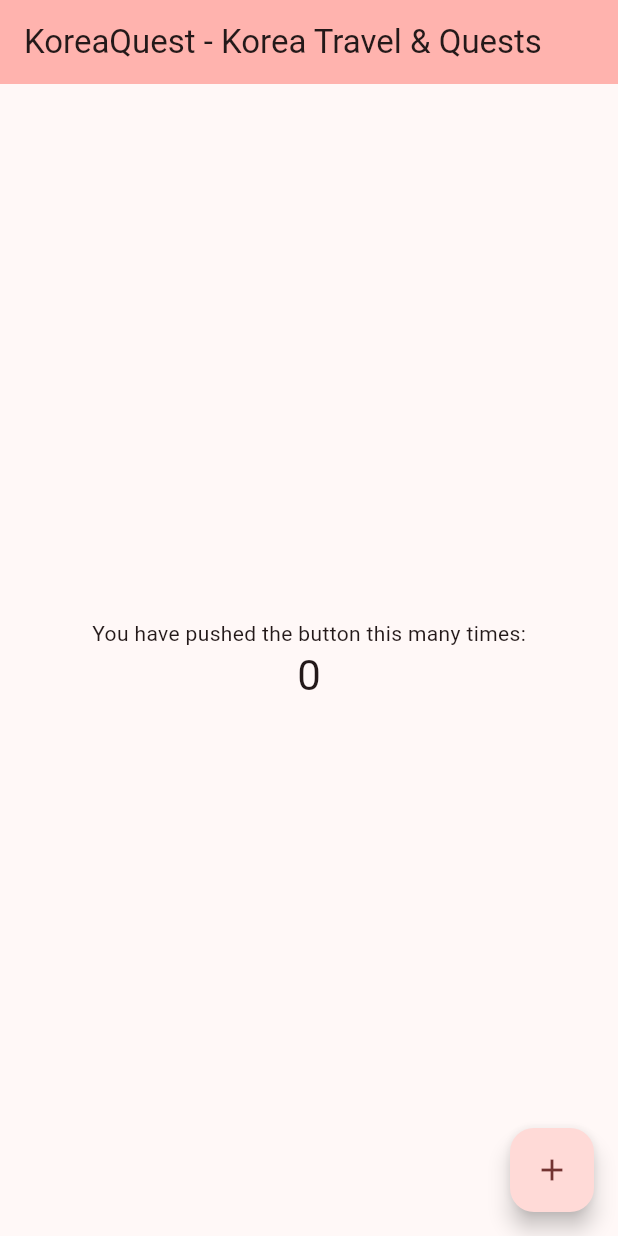
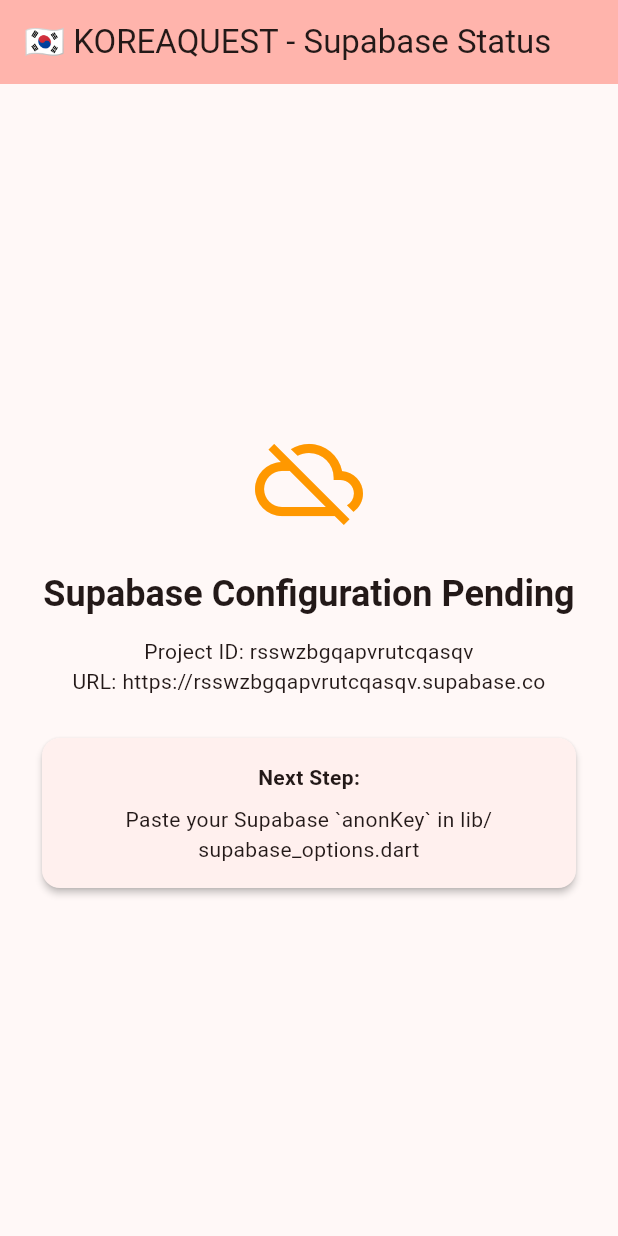
Before and after one commit to duongpvhoccntt-star/korea_quest, a Flutter app: the screen it shows after launch, on a phone screen of 412 x 824 dp. Run offline on Flutter 3.47's test engine with Material 3 defaults, Android fonts, the phone set to English and light mode, and no system bars; our stand-ins replace supabase_flutter; accounts and stored records are empty.

Commit message:
feat: integrate supabase_flutter and add Supabase configuration template

```diff
--- a/lib/main.dart
+++ b/lib/main.dart
@@ -1,107 +1,107 @@
 import 'package:flutter/material.dart';
+import 'package:supabase_flutter/supabase_flutter.dart';
+import 'supabase_options.dart';
 
-void main() {
+Future<void> main() async {
+  WidgetsFlutterBinding.ensureInitialized();
+
+  // Initialize Supabase if keys are provided
+  if (SupabaseOptions.anonKey != 'YOUR_SUPABASE_ANON_KEY') {
+    await Supabase.initialize(
+      url: SupabaseOptions.url,
+      anonKey: SupabaseOptions.anonKey,
+    );
+  }
+
   runApp(const MyApp());
 }
 
 class MyApp extends StatelessWidget {
   const MyApp({super.key});
 
-  // This widget is the root of your application.
   @override
   Widget build(BuildContext context) {
     return MaterialApp(
       title: 'KoreaQuest',
+      debugShowCheckedModeBanner: false,
       theme: ThemeData(
-        colorScheme: ColorScheme.fromSeed(seedColor: Colors.redAccent),
+        colorScheme: ColorScheme.fromSeed(
+          seedColor: const Color(0xFFE53935),
+          primary: const Color(0xFFE53935),
+          secondary: const Color(0xFF1E88E5),
+        ),
         useMaterial3: true,
       ),
-      home: const MyHomePage(title: 'KoreaQuest - Korea Travel & Quests'),
+      home: const SupabaseStatusPage(),
     );
   }
 }
 
-class MyHomePage extends StatefulWidget {
-  const MyHomePage({super.key, required this.title});
-
-  // This widget is the home page of your application. It is stateful, meaning
-  // that it has a State object (defined below) that contains fields that affect
-  // how it looks.
-
-  // This class is the configuration for the state. It holds the values (in this
-  // case the title) provided by the parent (in this case the App widget) and
-  // used by the build method of the State. Fields in a Widget subclass are
-  // always marked "final".
-
-  final String title;
-
-  @override
-  State<MyHomePage> createState() => _MyHomePageState();
-}
-
-class _MyHomePageState extends State<MyHomePage> {
-  int _counter = 0;
-
-  void _incrementCounter() {
-    setState(() {
-      // This call to setState tells the Flutter framework that something has
-      // changed in this State, which causes it to rerun the build method below
-      // so that the display can reflect the updated values. If we changed
-      // _counter without calling setState(), then the build method would not be
-      // called again, and so nothing would appear to happen.
-      _counter++;
-    });
-  }
+class SupabaseStatusPage extends StatelessWidget {
+  const SupabaseStatusPage({super.key});
 
   @override
   Widget build(BuildContext context) {
-    // This method is rerun every time setState is called, for instance as done
-    // by the _incrementCounter method above.
-    //
-    // The Flutter framework has been optimized to make rerunning build methods
-    // fast, so that you can just rebuild anything that needs updating rather
-    // than having to individually change instances of widgets.
+    final bool isConfigured =
+        SupabaseOptions.anonKey != 'YOUR_SUPABASE_ANON_KEY';
+
     return Scaffold(
       appBar: AppBar(
-        // TRY THIS: Try changing the color here to a specific color (to
-        // Colors.amber, perhaps?) and trigger a hot reload to see the AppBar
-        // change color while the other colors stay the same.
+        title: const Text('🇰🇷 KOREAQUEST - Supabase Status'),
         backgroundColor: Theme.of(context).colorScheme.inversePrimary,
-        // Here we take the value from the MyHomePage object that was created by
-        // the App.build method, and use it to set our appbar title.
-        title: Text(widget.title),
       ),
-      body: Center(
-        // Center is a layout widget. It takes a single child and positions it
-        // in the middle of the parent.
+      body: Padding(
+        padding: const EdgeInsets.all(24.0),
+        child: Center(
           child: Column(
-          // Column is also a layout widget. It takes a list of children and
-          // arranges them vertically. By default, it sizes itself to fit its
-          // children horizontally, and tries to be as tall as its parent.
-          //
-          // Column has various properties to control how it sizes itself and
-          // how it positions its children. Here we use mainAxisAlignment to
-          // center the children vertically; the main axis here is the vertical
-          // axis because Columns are vertical (the cross axis would be
-          // horizontal).
-          //
-          // TRY THIS: Invoke "debug painting" (choose the "Toggle Debug Paint"
-          // action in the IDE, or press "p" in the console), to see the
-          // wireframe for each widget.
-          mainAxisAlignment: .center,
+            mainAxisAlignment: MainAxisAlignment.center,
             children: [
-            const Text('You have pushed the button this many times:'),
+              Icon(
+                isConfigured ? Icons.check_circle : Icons.cloud_off,
+                size: 72,
+                color: isConfigured ? Colors.green : Colors.orange,
+              ),
+              const SizedBox(height: 24),
               Text(
-              '$_counter',
-              style: Theme.of(context).textTheme.headlineMedium,
+                isConfigured
+                    ? 'Connected to Supabase!'
+                    : 'Supabase Configuration Pending',
+                style: Theme.of(context).textTheme.headlineSmall?.copyWith(
+                      fontWeight: FontWeight.bold,
+                    ),
+                textAlign: TextAlign.center,
+              ),
+              const SizedBox(height: 12),
+              Text(
+                'Project ID: rsswzbgqapvrutcqasqv\nURL: ${SupabaseOptions.url}',
+                textAlign: TextAlign.center,
+                style: Theme.of(context).textTheme.bodyMedium,
+              ),
+              const SizedBox(height: 24),
+              Card(
+                elevation: 2,
+                child: Padding(
+                  padding: const EdgeInsets.all(16.0),
+                  child: Column(
+                    children: [
+                      const Text(
+                        'Next Step:',
+                        style: TextStyle(fontWeight: FontWeight.bold),
+                      ),
+                      const SizedBox(height: 8),
+                      Text(
+                        isConfigured
+                            ? 'Ready to build tables & authentication flows.'
+                            : 'Paste your Supabase `anonKey` in lib/supabase_options.dart',
+                        textAlign: TextAlign.center,
                       ),
                     ],
                   ),
                 ),
-      floatingActionButton: FloatingActionButton(
-        onPressed: _incrementCounter,
-        tooltip: 'Increment',
-        child: const Icon(Icons.add),
+              ),
+            ],
+          ),
+        ),
       ),
     );
   }
--- /dev/null
+++ b/lib/supabase_options.dart
@@ -0,0 +1,5 @@
+/// Supabase Configuration for KoreaQuest
+class SupabaseOptions {
+  static const String url = 'https://rsswzbgqapvrutcqasqv.supabase.co'; // Replace with your Project URL if different
+  static const String anonKey = 'YOUR_SUPABASE_ANON_KEY'; // Replace with your Supabase anon/public key
+}
--- a/pubspec.yaml
+++ b/pubspec.yaml
@@ -34,6 +34,7 @@
   # The following adds the Cupertino Icons font to your application.
   # Use with the CupertinoIcons class for iOS style icons.
   cupertino_icons: ^1.0.8
+  supabase_flutter: ^2.17.1
 
 dev_dependencies:
   flutter_test:
```
Also changed, not shown: pubspec.lock, 5 other files. Lines whose indentation alone changed are shown as unchanged.
